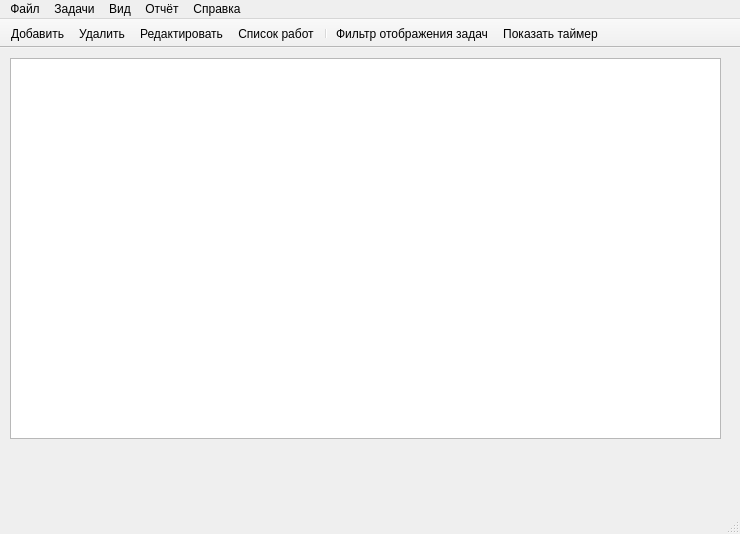
Old version of the form TasksAccounting/mainwindow.ui in the repository MishIvan/UbuntuProjects.
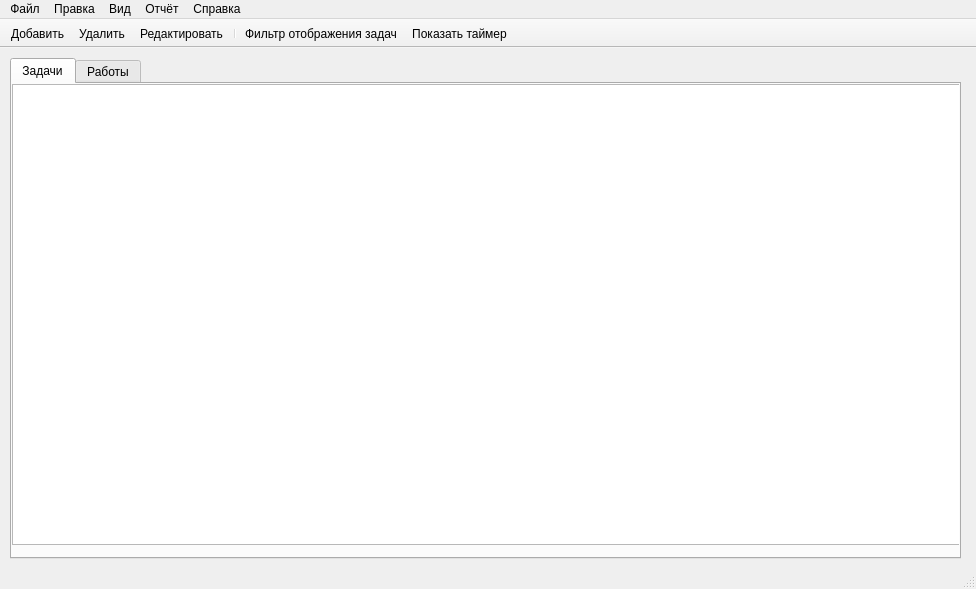
New version of the form. Icons and pictures are not drawn.

Commit message:
Задачи  и работы на закладках
задачи и работы на главной форме на закладках

```diff
--- a/TasksAccounting/mainwindow.ui
+++ b/TasksAccounting/mainwindow.ui
@@ -6,8 +6,8 @@
    <rect>
     <x>0</x>
     <y>0</y>
-    <width>740</width>
-    <height>534</height>
+    <width>976</width>
+    <height>589</height>
    </rect>
   </property>
   <property name="windowTitle">
@@ -18,24 +18,84 @@
     <normaloff>:/images/Tasks64.png</normaloff>:/images/Tasks64.png</iconset>
   </property>
   <widget class="QWidget" name="centralwidget">
-   <widget class="QTableView" name="taskTableView">
+   <widget class="QTabWidget" name="m_tabWidget">
     <property name="geometry">
      <rect>
       <x>10</x>
       <y>10</y>
-      <width>711</width>
-      <height>381</height>
+      <width>951</width>
+      <height>501</height>
      </rect>
     </property>
-    <property name="selectionMode">
-     <enum>QAbstractItemView::SingleSelection</enum>
+    <property name="tabPosition">
+     <enum>QTabWidget::North</enum>
     </property>
-    <property name="selectionBehavior">
-     <enum>QAbstractItemView::SelectRows</enum>
+    <property name="tabShape">
+     <enum>QTabWidget::Rounded</enum>
     </property>
-    <property name="sortingEnabled">
-     <bool>true</bool>
+    <property name="currentIndex">
+     <number>0</number>
     </property>
+    <property name="elideMode">
+     <enum>Qt::ElideNone</enum>
+    </property>
+    <property name="documentMode">
+     <bool>false</bool>
+    </property>
+    <property name="tabsClosable">
+     <bool>false</bool>
+    </property>
+    <property name="tabBarAutoHide">
+     <bool>false</bool>
+    </property>
+    <widget class="QWidget" name="m_tasksTab">
+     <attribute name="title">
+      <string>Задачи</string>
+     </attribute>
+     <attribute name="toolTip">
+      <string>Список задач</string>
+     </attribute>
+     <widget class="QTableView" name="m_taskTableView">
+      <property name="geometry">
+       <rect>
+        <x>0</x>
+        <y>0</y>
+        <width>951</width>
+        <height>461</height>
+       </rect>
+      </property>
+      <property name="selectionMode">
+       <enum>QAbstractItemView::SingleSelection</enum>
+      </property>
+      <property name="selectionBehavior">
+       <enum>QAbstractItemView::SelectRows</enum>
+      </property>
+     </widget>
+    </widget>
+    <widget class="QWidget" name="m_worksTab">
+     <attribute name="title">
+      <string>Работы</string>
+     </attribute>
+     <attribute name="toolTip">
+      <string>Список работ по отмеченной в списке задаче</string>
+     </attribute>
+     <widget class="QTableView" name="m_worksTableView">
+      <property name="geometry">
+       <rect>
+        <x>0</x>
+        <y>0</y>
+        <width>951</width>
+        <height>471</height>
+       </rect>
+      </property>
+      <property name="selectionMode">
+       <enum>QAbstractItemView::SingleSelection</enum>
+      </property>
+      <property name="selectionBehavior">
+       <enum>QAbstractItemView::SelectRows</enum>
+      </property>
+     </widget>
+    </widget>
    </widget>
   </widget>
   <widget class="QMenuBar" name="menubar">
@@ -43,7 +103,7 @@
     <rect>
      <x>0</x>
      <y>0</y>
-     <width>740</width>
+     <width>976</width>
      <height>24</height>
     </rect>
    </property>
@@ -78,7 +138,7 @@
    </widget>
    <widget class="QMenu" name="menu_5">
     <property name="title">
-     <string>Задачи</string>
+     <string>Правка</string>
     </property>
     <addaction name="action_add_task"/>
     <addaction name="action_delete_task"/>
@@ -113,7 +173,6 @@
    <addaction name="action_add_task"/>
    <addaction name="action_delete_task"/>
    <addaction name="action_edit_task"/>
-   <addaction name="action_work_list"/>
    <addaction name="separator"/>
    <addaction name="action_task_filter"/>
    <addaction name="action_show_timer"/>
@@ -207,21 +266,6 @@
     <string>F7</string>
    </property>
   </action>
-  <action name="action_work_list">
-   <property name="icon">
-    <iconset resource="MainResource.qrc">
-     <normaloff>:/images/WorksList64.png</normaloff>:/images/WorksList64.png</iconset>
-   </property>
-   <property name="text">
-    <string>Список работ</string>
-   </property>
-   <property name="toolTip">
-    <string>Список работ по задаче (F5)</string>
-   </property>
-   <property name="shortcut">
-    <string>F5</string>
-   </property>
-  </action>
   <action name="action_task_filter">
    <property name="icon">
     <iconset resource="MainResource.qrc">
```
Left out of the diff: 1 changed line with no effect on the pictures. The commit also changes 14 other files.
